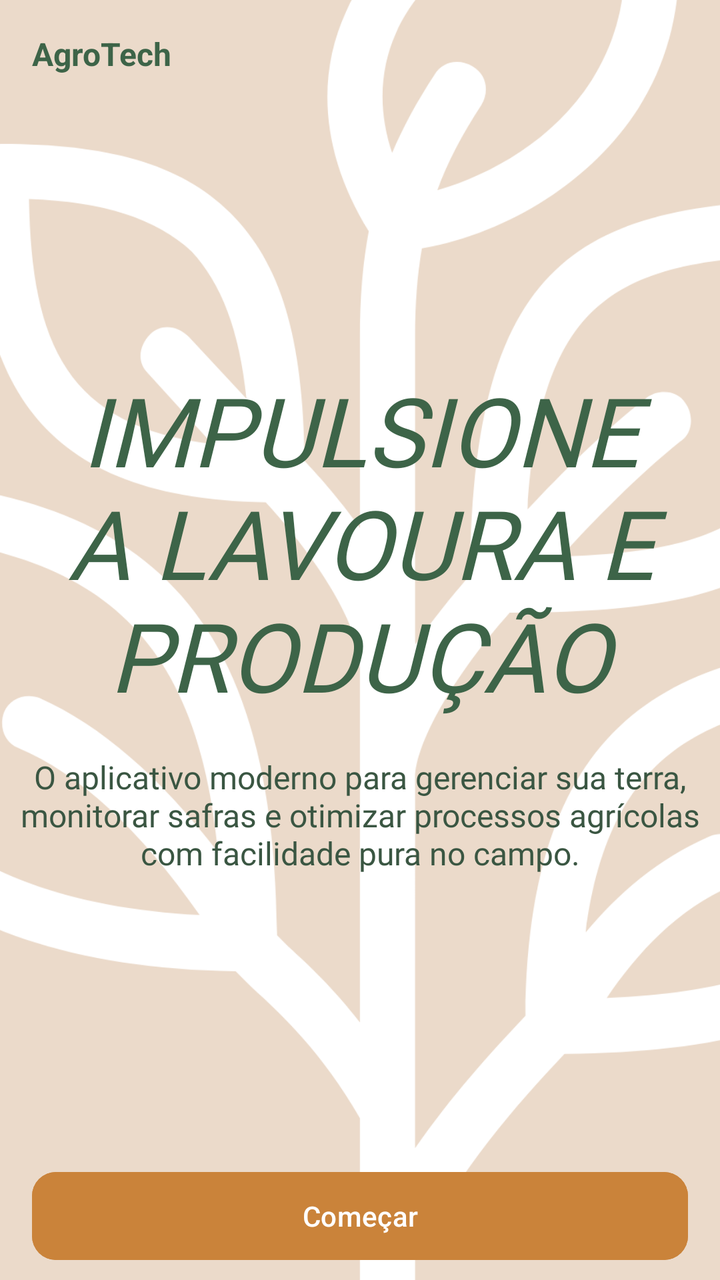
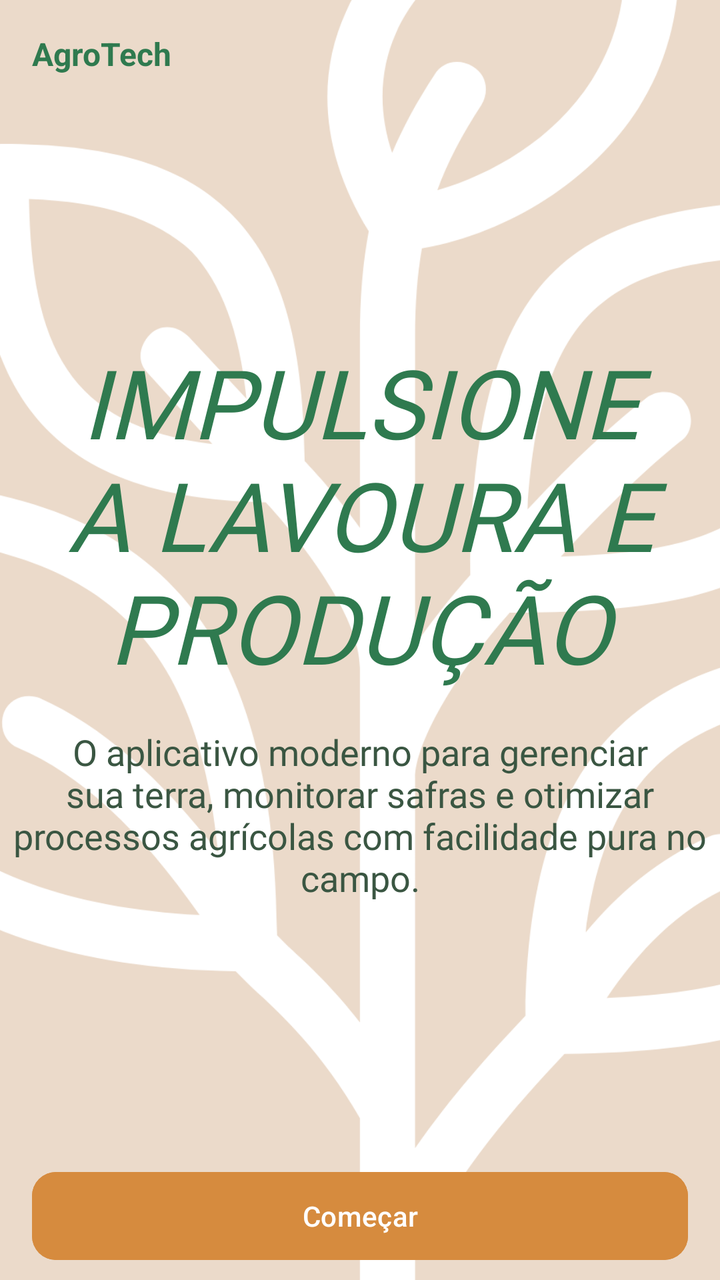

Compare the two renders of this Android layout. The source of the first and the diff that turns it into the second are given below.
<!-- AndroidManifest.xml: application theme Theme.AgroTech -->
<!-- res/layout/fragment_welcome.xml -->
<?xml version="1.0" encoding="utf-8"?>
<androidx.constraintlayout.widget.ConstraintLayout xmlns:android="http://schemas.android.com/apk/res/android"
    xmlns:app="http://schemas.android.com/apk/res-auto"
    xmlns:tools="http://schemas.android.com/tools"
    android:layout_width="match_parent"
    android:layout_height="match_parent"
    android:background="@color/background">

    <ImageView
        android:id="@+id/iv_welcome_background"
        android:layout_width="match_parent"
        android:layout_height="match_parent"
        android:src="@drawable/ic_welcome_plant"
        android:scaleType="center" />

    <TextView
        android:id="@+id/tv_welcome_app_name"
        android:layout_width="0dp"
        android:layout_height="wrap_content"
        android:text="@string/app_name"
        android:textColor="@color/accent"
        android:textStyle="bold"
        android:textSize="16sp"
        android:layout_marginStart="16dp"
        android:layout_marginTop="16dp"

        app:layout_constraintBottom_toTopOf="@id/spacer_welcome_between_app_name"
        app:layout_constraintEnd_toEndOf="parent"
        app:layout_constraintStart_toStartOf="parent"
        app:layout_constraintTop_toTopOf="parent" />

    <View
        android:id="@+id/spacer_welcome_between_app_name"
        android:layout_width="0dp"
        android:layout_height="0dp"

        app:layout_constraintBottom_toTopOf="@id/tv_welcome_title"
        app:layout_constraintEnd_toEndOf="parent"
        app:layout_constraintStart_toStartOf="parent"
        app:layout_constraintTop_toBottomOf="@id/tv_welcome_app_name" />


    <TextView
        android:id="@+id/tv_welcome_title"
        android:layout_width="0dp"
        android:layout_height="wrap_content"
        android:layout_marginBottom="18dp"
        android:fontFamily="@font/playfair_display_medium"
        android:text="@string/welcome_title"
        android:textAlignment="center"
        android:textColor="@color/accent"
        android:textSize="48sp"
        android:textStyle="italic"

        app:layout_constraintBottom_toTopOf="@id/tv_welcome_description"
        app:layout_constraintEnd_toEndOf="parent"
        app:layout_constraintStart_toStartOf="parent"
        app:layout_constraintTop_toBottomOf="@id/spacer_welcome_between_app_name" />

    <TextView
        android:id="@+id/tv_welcome_description"
        android:layout_width="0dp"
        android:layout_height="wrap_content"
        android:fontFamily="@font/inter_light"
        android:text="@string/welcome_description"
        android:layout_marginStart="6dp"
        android:layout_marginEnd="6dp"

        android:textAlignment="center"
        android:textColor="@color/text"
        android:textSize="16sp"
        app:layout_constraintBottom_toTopOf="@id/spacer_welcome_between_description"
        app:layout_constraintEnd_toEndOf="parent"
        app:layout_constraintStart_toStartOf="parent"
        app:layout_constraintTop_toBottomOf="@id/tv_welcome_title" />

    <View
        android:id="@+id/spacer_welcome_between_description"
        android:layout_width="0dp"
        android:layout_height="0dp"

        app:layout_constraintBottom_toTopOf="@id/btn_welcome_start"
        app:layout_constraintEnd_toEndOf="parent"
        app:layout_constraintStart_toStartOf="parent"
        app:layout_constraintTop_toBottomOf="@id/tv_welcome_description" />

    <com.google.android.material.button.MaterialButton
        android:id="@+id/btn_welcome_start"
        android:layout_width="0dp"
        android:layout_height="52dp"
        android:backgroundTint="@color/secondary"
        android:textColor="@color/white"
        android:text="@string/welcome_start"
        android:layout_marginStart="16dp"
        android:layout_marginEnd="16dp"
        android:layout_marginBottom="6dp"

        app:cornerRadius="12dp"

        app:layout_constraintBottom_toBottomOf="parent"
        app:layout_constraintEnd_toEndOf="parent"
        app:layout_constraintStart_toStartOf="parent"
        app:layout_constraintTop_toBottomOf="@id/spacer_welcome_between_description"

        />

</androidx.constraintlayout.widget.ConstraintLayout>
<!-- resources referenced by this layout -->
<resources>
  <color name="accent">#3D6448</color>
  <color name="background">#ebdaca</color>
  <color name="secondary">#CA833A</color>
  <color name="text">#3a5642</color>
  <color name="white">#FFFFFFFF</color>
  <!-- drawable ic_welcome_plant: vector/xml drawable (drawable, 2947 chars, omitted) -->
  <string name="app_name">AgroTech</string>
  <string name="welcome_description">O aplicativo moderno para gerenciar sua terra, monitorar safras e otimizar processos agrícolas com facilidade pura no campo.</string>
  <string name="welcome_start">Começar</string>
  <string name="welcome_title">IMPULSIONE A LAVOURA E PRODUÇÃO</string>
  <style name="Theme.AgroTech" parent="Base.Theme.AgroTech" />
  <style name="Base.Theme.AgroTech" parent="Theme.Material3.DayNight.NoActionBar">
          
          
      </style>
</resources>

<!-- the commit's change to res/layout/fragment_welcome.xml (unified diff, before → after) -->
@@ -68,7 +68,7 @@
 
         android:textAlignment="center"
         android:textColor="@color/text"
-        android:textSize="16sp"
+        android:textSize="18sp"
         app:layout_constraintBottom_toTopOf="@id/spacer_welcome_between_description"
         app:layout_constraintEnd_toEndOf="parent"
         app:layout_constraintStart_toStartOf="parent"
<!-- resource entries referenced after the edit -->
@@ -1,9 +1,9 @@
 <!-- resources referenced by this layout -->
 <resources>
-  <color name="accent">#3D6448</color>
-  <color name="background">#ebdaca</color>
-  <color name="secondary">#CA833A</color>
-  <color name="text">#3a5642</color>
+  <color name="accent">#2F7A4F</color>
+  <color name="background">#EBDACA</color>
+  <color name="secondary">#D68B3E</color>
+  <color name="text">#3A5642</color>
   <color name="white">#FFFFFFFF</color>
   <!-- drawable ic_welcome_plant: vector/xml drawable (drawable, 2947 chars, omitted) -->
   <string name="app_name">AgroTech</string>
